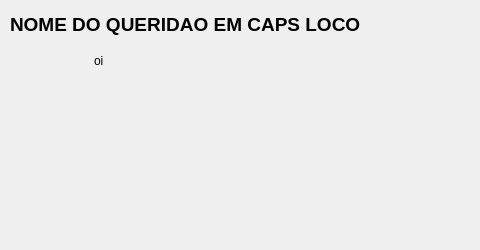
The window that indexador/indexador/details.ui (EduardoVernier/trabFinalCPD) describes before a commit, drawn with Qt 5.
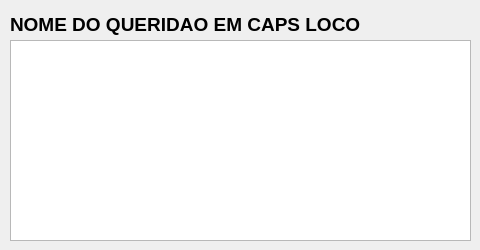
The same window after the commit. Icons and pictures are not drawn.

Commit message: Janelinha de details

What changed in the file:
```diff
--- a/indexador/indexador/details.ui
+++ b/indexador/indexador/details.ui
@@ -63,47 +63,11 @@
    <property name="geometry">
     <rect>
      <x>10</x>
-     <y>50</y>
-     <width>450</width>
-     <height>150</height>
+     <y>40</y>
+     <width>461</width>
+     <height>201</height>
     </rect>
    </property>
-   <property name="minimumSize">
-    <size>
-     <width>450</width>
-     <height>150</height>
-    </size>
-   </property>
-   <property name="maximumSize">
-    <size>
-     <width>0</width>
-     <height>0</height>
-    </size>
-   </property>
-   <property name="cursor" stdset="0">
-    <cursorShape>ArrowCursor</cursorShape>
-   </property>
-   <property name="styleSheet">
-    <string notr="true">background: transparent;
-outline: none;
-border: 0px solid black;</string>
-   </property>
-   <property name="inputMethodHints">
-    <set>Qt::ImhLatinOnly|Qt::ImhMultiLine</set>
-   </property>
-   <property name="readOnly">
-    <bool>true</bool>
-   </property>
-   <property name="html">
-    <string>&lt;!DOCTYPE HTML PUBLIC &quot;-//W3C//DTD HTML 4.0//EN&quot; &quot;http://www.w3.org/TR/REC-html40/strict.dtd&quot;&gt;
-&lt;html&gt;&lt;head&gt;&lt;meta name=&quot;qrichtext&quot; content=&quot;1&quot; /&gt;&lt;style type=&quot;text/css&quot;&gt;
-p, li { white-space: pre-wrap; }
-&lt;/style&gt;&lt;/head&gt;&lt;body style=&quot; font-family:'Sans Serif'; font-size:9pt; font-weight:400; font-style:normal;&quot;&gt;
-&lt;p style=&quot; margin-top:0px; margin-bottom:0px; margin-left:0px; margin-right:0px; -qt-block-indent:0; text-indent:0px;&quot;&gt;	oi&lt;/p&gt;&lt;/body&gt;&lt;/html&gt;</string>
-   </property>
-   <property name="textInteractionFlags">
-    <set>Qt::NoTextInteraction</set>
-   </property>
   </widget>
  </widget>
  <resources/>
```
The commit also changes 9 other files.
